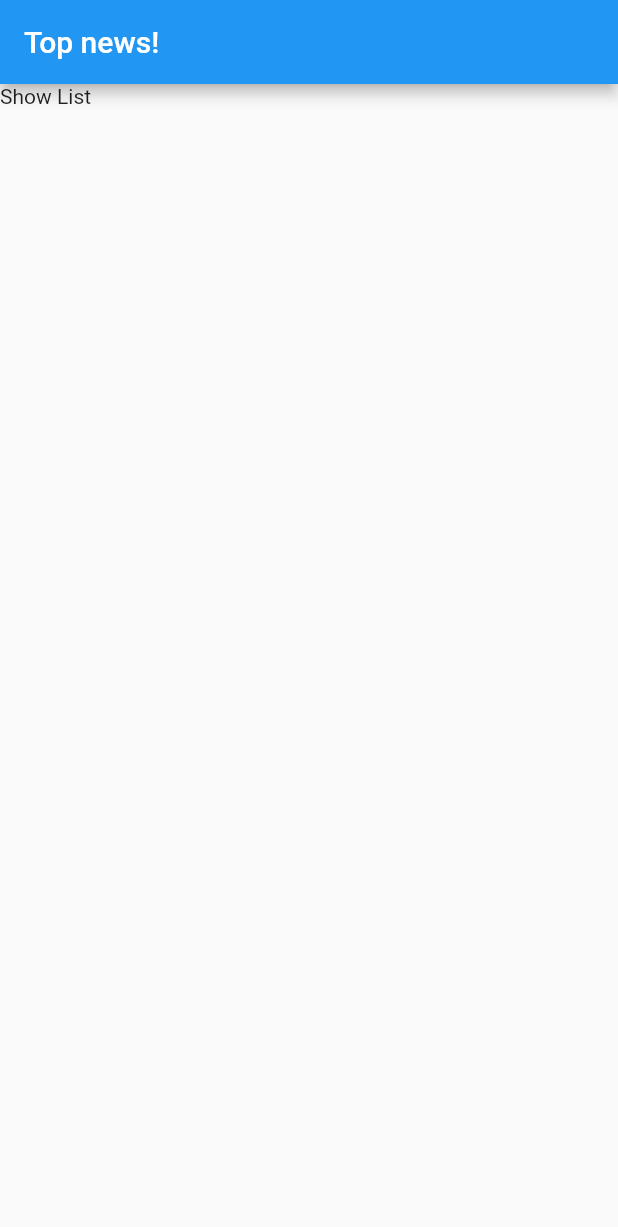
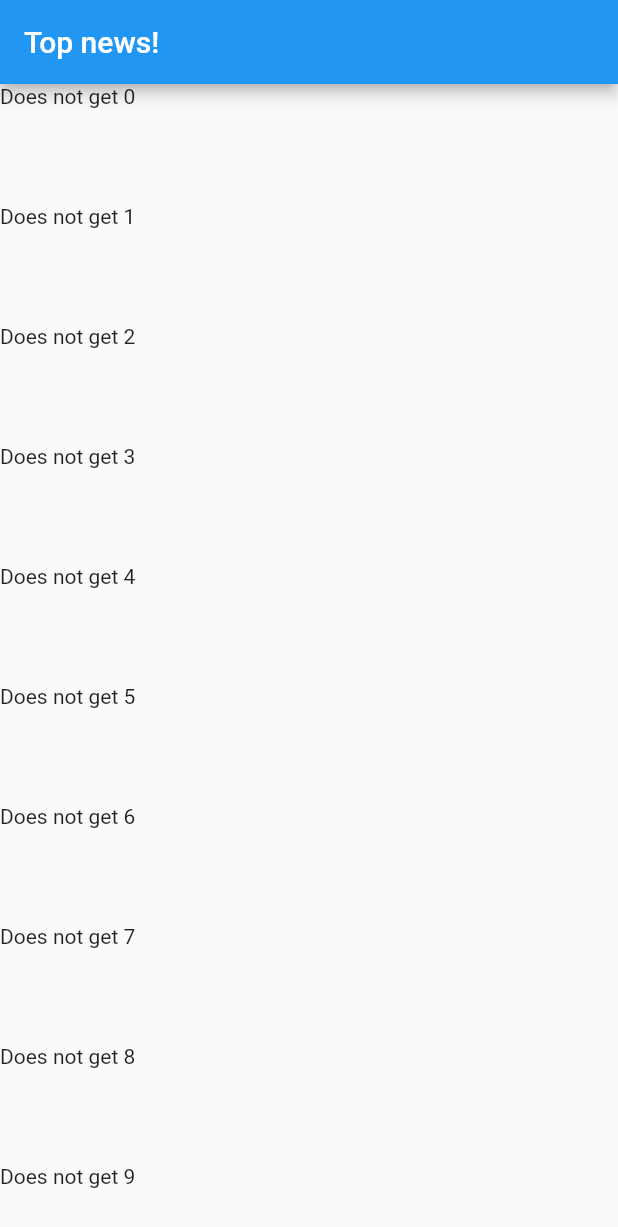
Before and after one commit to Balashoffs/hacker_news, a Flutter app: the first screen one second after launch, on a phone screen of 412 x 824 dp. Shown: the top 1227 px of the screen. Run offline on Flutter 3.47's test engine with Material 2 defaults, Android fonts, the phone set to English and light mode, and no system bars; our stand-ins replace sqflite; accounts and stored records are empty.

```diff
--- a/lib/src/screens/news_list.dart
+++ b/lib/src/screens/news_list.dart
@@ -7,8 +7,33 @@ class NewsList extends StatelessWidget {
       appBar: AppBar(
         title: Text('Top news!'),
       ),
-      body: Text('Show List'),
+      body: buildList(),
     );
   }
 
+  Widget buildList() {
+    return ListView.builder(
+      itemCount: 1000,
+      itemBuilder: (contex, int index){
+        return FutureBuilder(
+          future: getFuture(),
+          builder: (contex, snapshot){
+            return Container(
+              height: 80,
+              child: snapshot.hasData
+                ? Text('Get $index')
+                : Text("Does not get $index"),
+            );
+          },
+        );
+      },
+    );
+  }
+
+  getFuture() {
+    return Future.delayed(
+      Duration(seconds: 2),
+      ()=> 'HI',
+    );
+  }
 }
```
